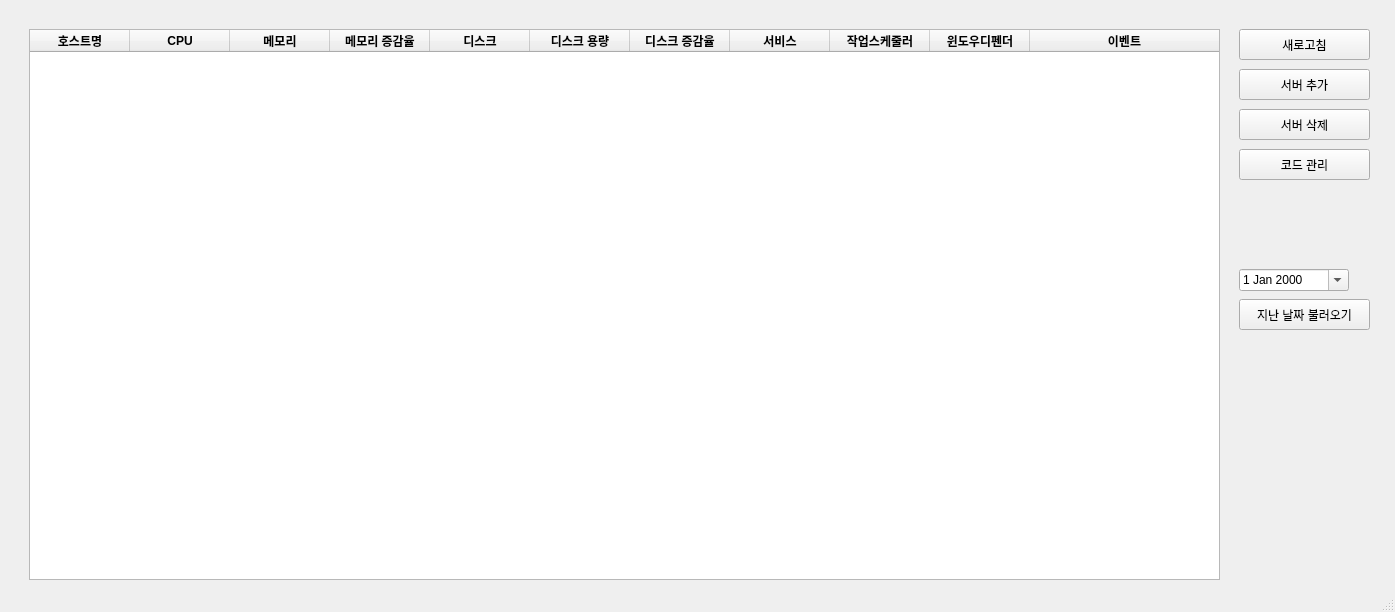
Old version of the form ui/MainForm.ui in the repository za5321/CheckTool.
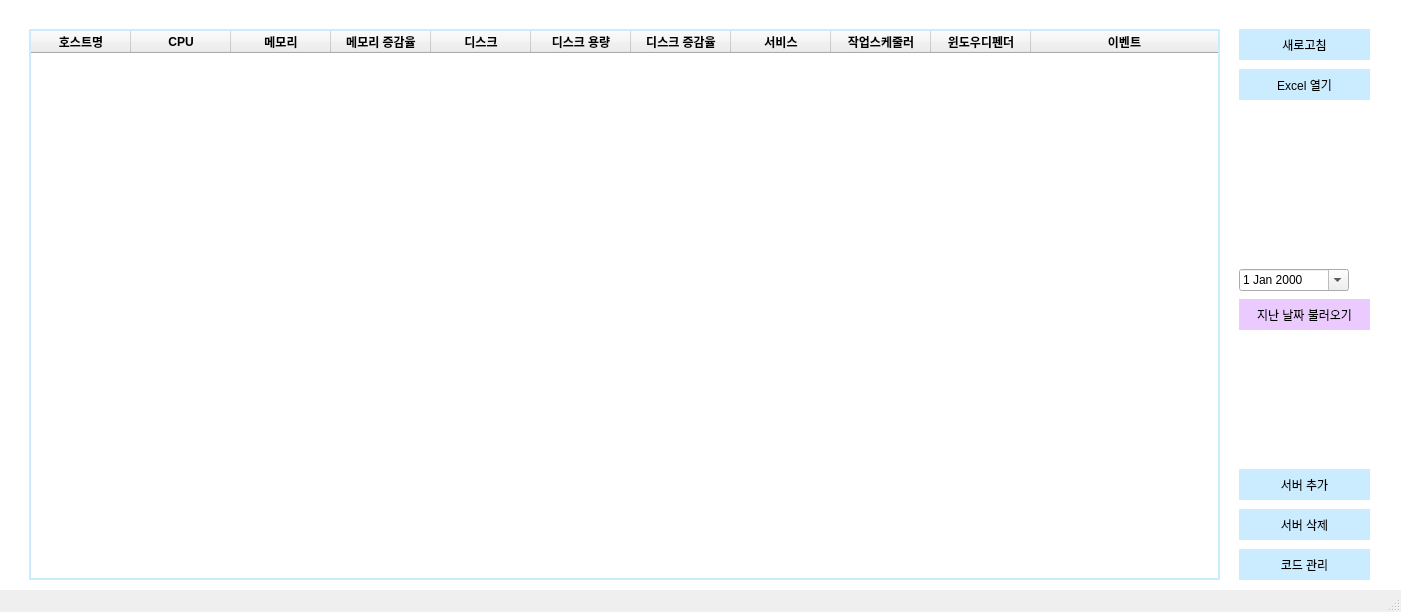
New version of the form.

```diff
--- a/ui/MainForm.ui
+++ b/ui/MainForm.ui
@@ -6,7 +6,7 @@
    <rect>
     <x>0</x>
     <y>0</y>
-    <width>1395</width>
+    <width>1401</width>
     <height>612</height>
    </rect>
   </property>
@@ -14,6 +14,11 @@
    <string>MainWindow</string>
   </property>
   <widget class="QWidget" name="centralwidget">
+   <property name="styleSheet">
+    <string notr="true">#centralwidget {
+	background: white;
+}</string>
+   </property>
    <layout class="QGridLayout" name="gridLayout">
     <item row="0" column="0">
      <widget class="QWidget" name="widget" native="true">
@@ -26,6 +31,11 @@
          <height>551</height>
         </rect>
        </property>
+       <property name="styleSheet">
+        <string notr="true">#tableWgt1 {
+	border: 2px solid rgb(203, 235, 255);
+}</string>
+       </property>
        <property name="editTriggers">
         <set>QAbstractItemView::NoEditTriggers</set>
        </property>
@@ -158,11 +168,17 @@
        <property name="geometry">
         <rect>
          <x>1230</x>
-         <y>100</y>
+         <y>500</y>
          <width>131</width>
          <height>31</height>
         </rect>
        </property>
+       <property name="styleSheet">
+        <string notr="true">QToolButton {
+	border: 2px solid rgb(203, 235, 255);
+	background: rgb(203, 235, 255);
+}</string>
+       </property>
        <property name="text">
         <string>서버 삭제</string>
        </property>
@@ -176,6 +192,12 @@
          <height>31</height>
         </rect>
        </property>
+       <property name="styleSheet">
+        <string notr="true">QToolButton {
+	border: 2px solid rgb(203, 235, 255);
+	background: rgb(203, 235, 255);
+}</string>
+       </property>
        <property name="text">
         <string>새로고침</string>
        </property>
@@ -184,11 +206,17 @@
        <property name="geometry">
         <rect>
          <x>1230</x>
-         <y>60</y>
+         <y>460</y>
          <width>131</width>
          <height>31</height>
         </rect>
        </property>
+       <property name="styleSheet">
+        <string notr="true">QToolButton {
+	border: 2px solid rgb(203, 235, 255);
+	background: rgb(203, 235, 255);
+}</string>
+       </property>
        <property name="text">
         <string>서버 추가</string>
        </property>
@@ -202,6 +230,12 @@
          <height>31</height>
         </rect>
        </property>
+       <property name="styleSheet">
+        <string notr="true">#toolBtn4 {
+	border: 2px solid rgb(235, 203, 255);
+	background: rgb(235, 203, 255);
+}</string>
+       </property>
        <property name="text">
         <string>지난 날짜 불러오기</string>
        </property>
@@ -223,15 +257,40 @@
        <property name="geometry">
         <rect>
          <x>1230</x>
-         <y>140</y>
+         <y>540</y>
          <width>131</width>
          <height>31</height>
         </rect>
        </property>
+       <property name="styleSheet">
+        <string notr="true">QToolButton {
+	border: 2px solid rgb(203, 235, 255);
+	background: rgb(203, 235, 255);
+}</string>
+       </property>
        <property name="text">
         <string>코드 관리</string>
        </property>
       </widget>
+      <widget class="QToolButton" name="toolBtn6">
+       <property name="geometry">
+        <rect>
+         <x>1230</x>
+         <y>60</y>
+         <width>131</width>
+         <height>31</height>
+        </rect>
+       </property>
+       <property name="styleSheet">
+        <string notr="true">QToolButton {
+	border: 2px solid rgb(203, 235, 255);
+	background: rgb(203, 235, 255);
+}</string>
+       </property>
+       <property name="text">
+        <string>Excel 열기</string>
+       </property>
+      </widget>
      </widget>
     </item>
    </layout>
```
